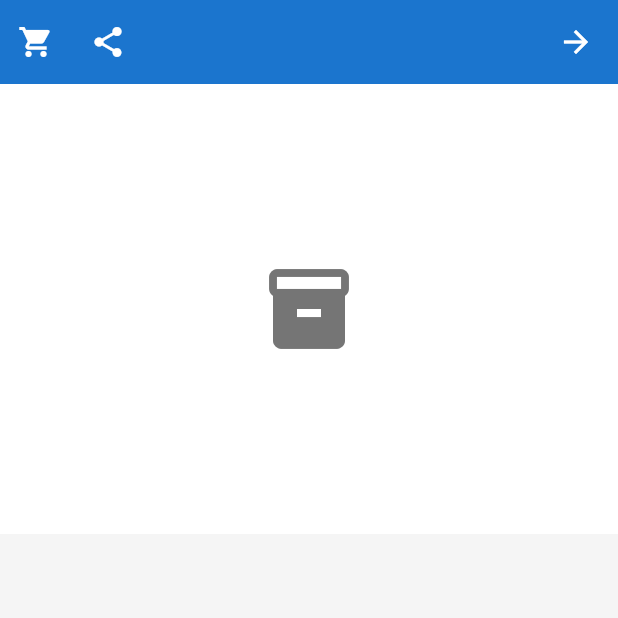
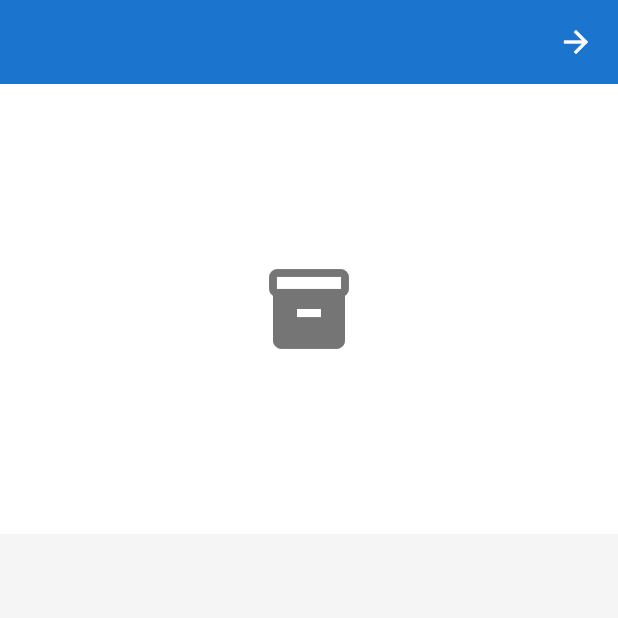
Before and after one commit to aalitariq44/paper-shop, a Flutter app: the ProductDetailsScreen screen opened directly with empty values, on a phone screen of 412 x 824 dp, the top half of it. Run offline on Flutter 3.47's test engine with Material 3 defaults, Android fonts, the phone set to English and light mode, and no system bars; our stand-ins replace cloud_firestore, firebase_auth, firebase_core, google_sign_in, shared_preferences; accounts and stored records are empty.

Commit message:
ازل زر المشاركة وزر السلة من صفحة تفاصيل المنتج

```diff
--- a/lib/presentation/screens/product/product_details_screen.dart
+++ b/lib/presentation/screens/product/product_details_screen.dart
@@ -2,7 +2,6 @@ import 'package:flutter/material.dart';
 import 'package:provider/provider.dart';
 import 'package:paper_shop/core/constants/app_colors.dart';
 import 'package:paper_shop/core/constants/app_strings.dart';
-import 'package:paper_shop/core/constants/app_routes.dart';
 import 'package:paper_shop/presentation/providers/products_provider.dart';
 import 'package:paper_shop/presentation/providers/cart_provider.dart';
 import 'package:paper_shop/presentation/widgets/custom_button.dart';
@@ -90,53 +89,6 @@ class _ProductDetailsScreenState extends State<ProductDetailsScreen> {
           icon: const Icon(Icons.arrow_back),
           onPressed: () => Navigator.of(context).pop(),
         ),
-        actions: [
-          IconButton(
-            icon: const Icon(Icons.share),
-            onPressed: () {
-              // TODO: مشاركة المنتج
-            },
-          ),
-          Consumer<CartProvider>(
-            builder: (context, cartProvider, child) {
-              final itemCount = cartProvider.itemCount;
-              return Stack(
-                children: [
-                  IconButton(
-                    icon: const Icon(Icons.shopping_cart),
-                    onPressed: () =>
-                        Navigator.pushNamed(context, AppRoutes.cart),
-                  ),
-                  if (itemCount > 0)
-                    Positioned(
-                      right: 8,
-                      top: 8,
-                      child: Container(
-                        padding: const EdgeInsets.all(2),
-                        decoration: const BoxDecoration(
-                          color: AppColors.cartBadgeColor,
-                          borderRadius: BorderRadius.all(Radius.circular(10)),
-                        ),
-                        constraints: const BoxConstraints(
-                          minWidth: 16,
-                          minHeight: 16,
-                        ),
-                        child: Text(
-                          '$itemCount',
-                          style: const TextStyle(
-                            color: Colors.white,
-                            fontSize: 10,
-                            fontWeight: FontWeight.bold,
-                          ),
-                          textAlign: TextAlign.center,
-                        ),
-                      ),
-                    ),
-                ],
-              );
-            },
-          ),
-        ],
       ),
       body: SingleChildScrollView(
         child: Column(
```
